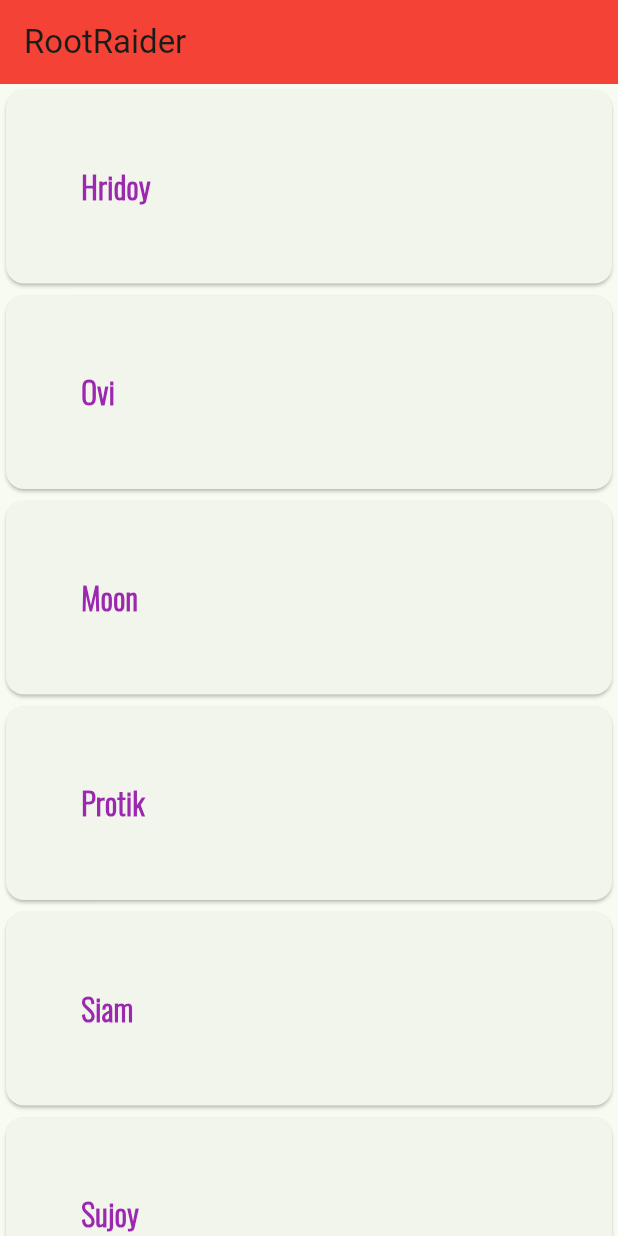
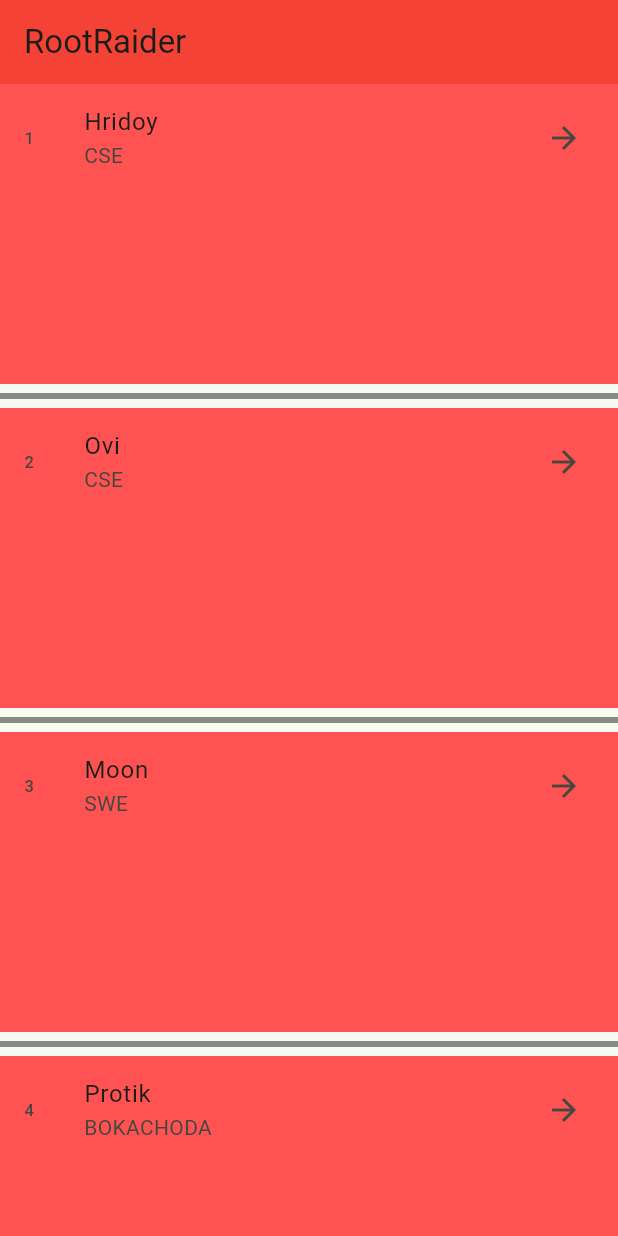
Before and after one commit to rshhridoy/flutter-playground, a Flutter app: the screen it shows after launch, on a phone screen of 412 x 824 dp. Run offline on Flutter 3.47's test engine with Material 3 defaults, Android fonts, the phone set to English and light mode, and no system bars.

Commit message:
Adding Listtime in Listview.build

```diff
--- a/lib/main.dart
+++ b/lib/main.dart
@@ -48,21 +48,33 @@ class _MyHomePageState extends State<MyHomePage> {
         backgroundColor: Colors.red,
         title: Text("RootRaider"),
       ),
-        body: Container(
+      body: SizedBox(
         height: 1080,
         width: 500,
         child: ListView.builder(
           itemBuilder: (context, index) {
-              return Card(
-                  child: Padding(
-                      padding: const EdgeInsets.all(50),
-                      child: Text(
-                        arrNames[index],
-                        style: customfont(),
-                      )));
+            return Column(
+              children: [
+                Container(
+                  height: 200,
+                  child: ListTile(
+                    tileColor: Colors.redAccent,
+                    leading: Text("${index + 1}"),
+                    title: Text(arrNames[index]),
+                    subtitle: Text(arrDept[index]),
+                    trailing: Icon(Icons.arrow_forward),
+                  ),
+                ),
+                Divider(
+                  color: Colors.black45,
+                  thickness: 4,
+                ),
+              ],
+            );
           },
           itemCount: arrNames.length,
         ),
-        ));
+      ),
+    );
   }
 }
```
Lines whose indentation alone changed are shown as unchanged.
